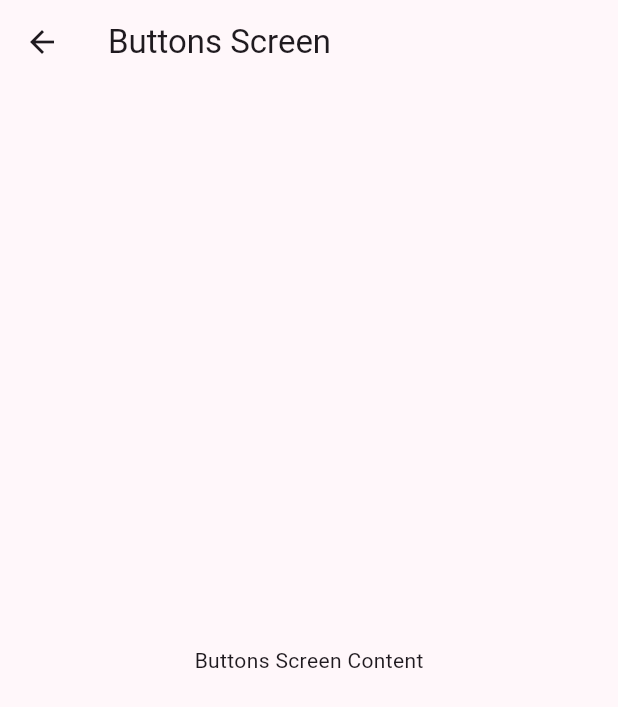
After one commit to namey811/app_widgets, a Flutter app: the screen it shows after launch, after a tap on "Botones", on a phone screen of 412 x 824 dp. The commit adds this screen. Shown: the top 707 px of the screen. Run offline on Flutter 3.47's test engine with Material 3 defaults, Android fonts, the phone set to English and light mode, and no system bars; our stand-ins replace go_router.

Commit message:
Instalacion goRouter

```diff
--- /dev/null
+++ b/lib/config/routes/app_routes.dart
@@ -0,0 +1,25 @@
+import 'package:app_widgets/presentation/screens/buttons/buttons_screen.dart';
+import 'package:app_widgets/presentation/screens/cards/cards_screen.dart';
+import 'package:app_widgets/presentation/screens/home_screen.dart';
+import 'package:go_router/go_router.dart';
+
+final appRouter = GoRouter(
+  initialLocation: '/',
+  routes: [
+    GoRoute(
+      path: '/',
+      name: 'Home',
+      builder:(context, state) => const HomeScreen(),
+    ),
+    GoRoute(
+      path: '/buttons',
+      name: 'buttons',
+      builder:(context, state) => const ButtonsScreen(),
+    ),
+    GoRoute(
+      path: '/cards',
+      name: 'Cards',
+      builder:(context, state) => const CardsScreen(),
+    )
+  ],
+);
--- a/lib/main.dart
+++ b/lib/main.dart
@@ -1,5 +1,5 @@
+import 'package:app_widgets/config/routes/app_routes.dart';
 import 'package:app_widgets/config/theme/app_theme.dart';
-import 'package:app_widgets/presentation/screens/home_screen.dart';
 import 'package:flutter/material.dart';
 
 void main() {
@@ -11,10 +11,10 @@ class MainApp extends StatelessWidget {
 
   @override
   Widget build(BuildContext context) {
-    return MaterialApp(
+    return MaterialApp.router(
+      routerConfig: appRouter,
       debugShowCheckedModeBanner: false,
       theme: AppTheme(selectedColor: 4).getTheme(),
-      home: HomeScreen()
     );
   }
 }
--- /dev/null
+++ b/lib/presentation/screens/buttons/buttons_screen.dart
@@ -0,0 +1,17 @@
+import 'package:flutter/material.dart';
+
+class ButtonsScreen extends StatelessWidget {
+  const ButtonsScreen({super.key});
+
+  @override
+  Widget build(BuildContext context) {
+    return Scaffold(
+      appBar: AppBar(
+        title: const Text('Buttons Screen'),
+      ),
+      body: const Center(
+        child: Text('Buttons Screen Content'),
+      )
+    );
+  }
+}
--- a/lib/presentation/screens/home_screen.dart
+++ b/lib/presentation/screens/home_screen.dart
@@ -1,5 +1,6 @@
 import 'package:app_widgets/config/menu/menu_items.dart';
 import 'package:flutter/material.dart';
+import 'package:go_router/go_router.dart';
 
 class HomeScreen extends StatelessWidget {
   const HomeScreen({super.key});
@@ -20,7 +21,7 @@ class HomeScreen extends StatelessWidget {
             subtitle: Text(menuItem.subtitle),
             trailing: const Icon(Icons.arrow_forward_ios_outlined),
             onTap: (){
-              Navigator.pushNamed(context, menuItem.link);
+              context.push(menuItem.link);
             },
           );
         }
--- a/pubspec.yaml
+++ b/pubspec.yaml
@@ -9,6 +9,7 @@ environment:
 dependencies:
   flutter:
     sdk: flutter
+  go_router: ^16.3.0
 
 dev_dependencies:
   flutter_test:
```
Also changed, not shown: lib/presentation/screens/cards/cards_screen.dart (added, +17 -0 lines), pubspec.lock.
